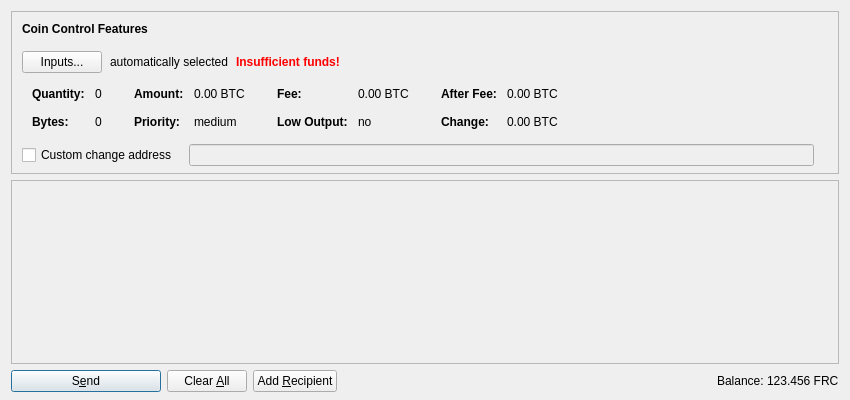
Above: src/qt/forms/sendcoinsdialog.ui from freicoin/freicoin before the change. Below: the same form after it.
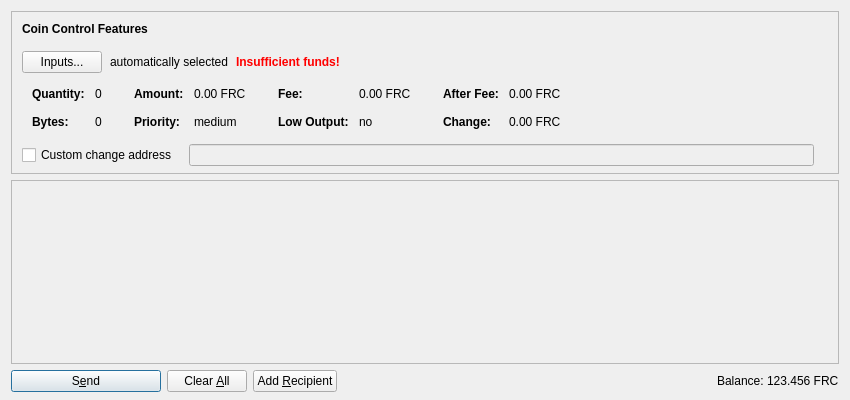
That is the form after the change. Icons and pictures are not drawn. Custom widgets are drawn as their Qt base class.

The edit to the form file:
```diff
--- a/src/qt/forms/sendcoinsdialog.ui
+++ b/src/qt/forms/sendcoinsdialog.ui
@@ -321,7 +321,7 @@
                   <enum>Qt::ActionsContextMenu</enum>
                  </property>
                  <property name="text">
-                  <string notr="true">0.00 BTC</string>
+                  <string notr="true">0.00 FRC</string>
                  </property>
                  <property name="textInteractionFlags">
                   <set>Qt::LinksAccessibleByMouse|Qt::TextSelectableByKeyboard|Qt::TextSelectableByMouse</set>
@@ -401,7 +401,7 @@
                   <enum>Qt::ActionsContextMenu</enum>
                  </property>
                  <property name="text">
-                  <string notr="true">0.00 BTC</string>
+                  <string notr="true">0.00 FRC</string>
                  </property>
                  <property name="textInteractionFlags">
                   <set>Qt::LinksAccessibleByMouse|Qt::TextSelectableByKeyboard|Qt::TextSelectableByMouse</set>
@@ -481,7 +481,7 @@
                   <enum>Qt::ActionsContextMenu</enum>
                  </property>
                  <property name="text">
-                  <string notr="true">0.00 BTC</string>
+                  <string notr="true">0.00 FRC</string>
                  </property>
                  <property name="textInteractionFlags">
                   <set>Qt::LinksAccessibleByMouse|Qt::TextSelectableByKeyboard|Qt::TextSelectableByMouse</set>
@@ -510,7 +510,7 @@
                   <enum>Qt::ActionsContextMenu</enum>
                  </property>
                  <property name="text">
-                  <string notr="true">0.00 BTC</string>
+                  <string notr="true">0.00 FRC</string>
                  </property>
                  <property name="textInteractionFlags">
                   <set>Qt::LinksAccessibleByMouse|Qt::TextSelectableByKeyboard|Qt::TextSelectableByMouse</set>
```
Left out of the diff: 8 changed lines with no effect on the pictures.
